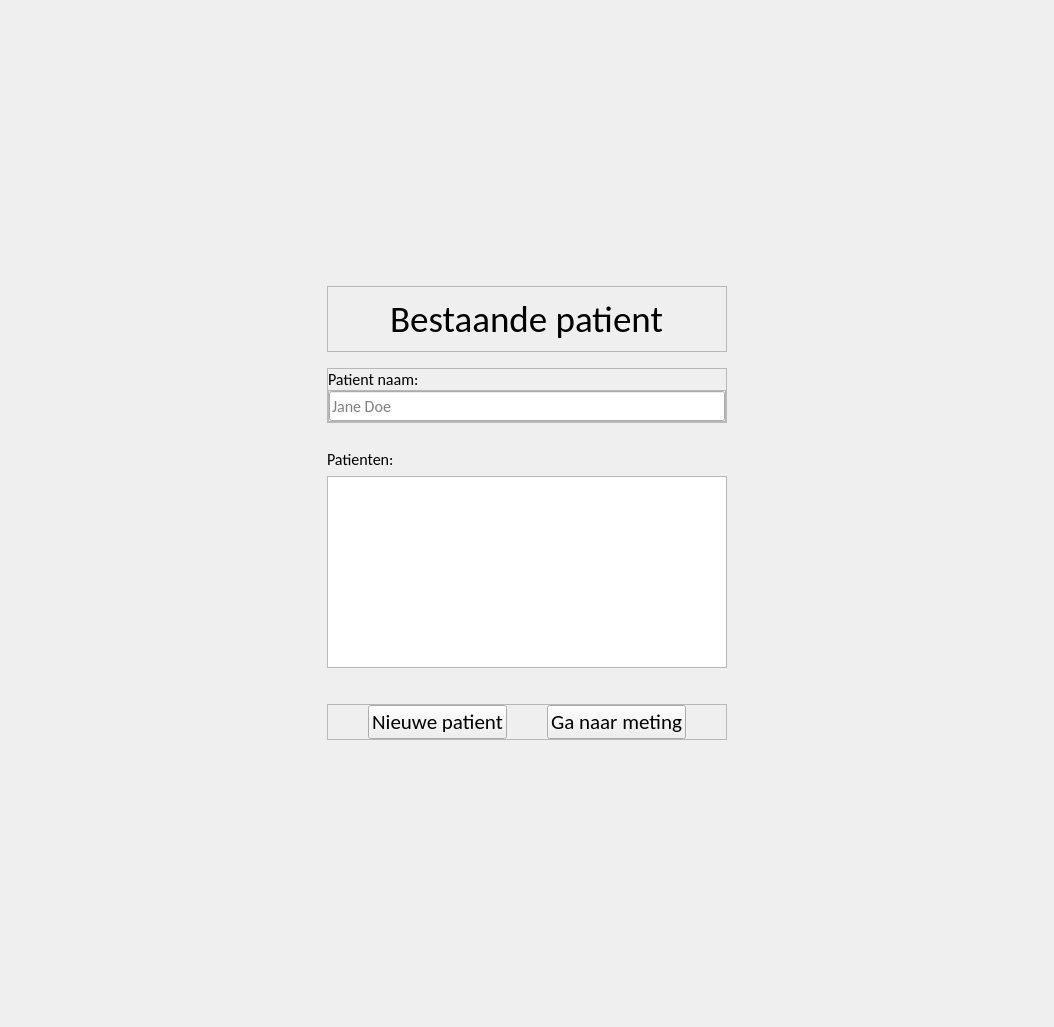
First picture: the form in layout/patientSelect.ui, repository Baeshee/IPMEDTH-Frontend, before the edit.
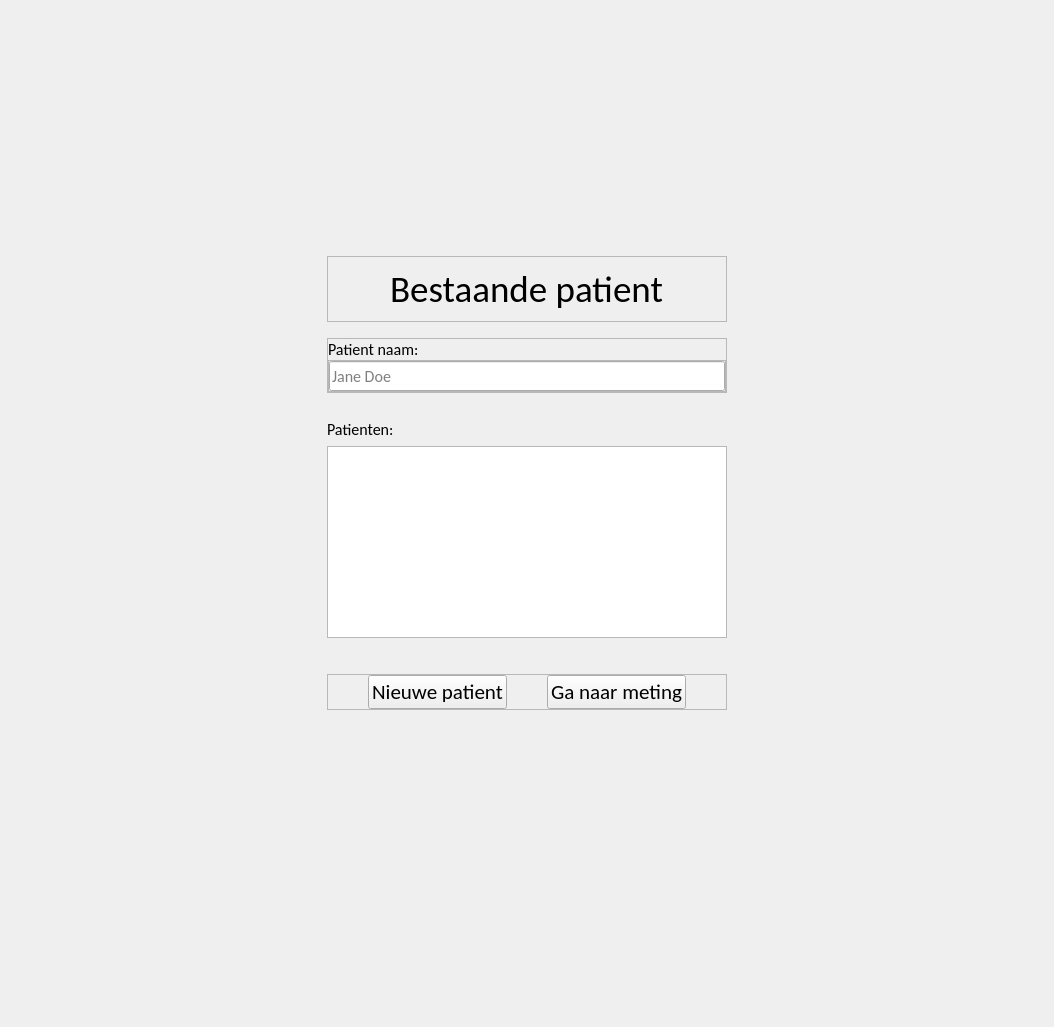
Second picture: the form after the edit.

Diff of the .ui file:
```diff
--- a/layout/patientSelect.ui
+++ b/layout/patientSelect.ui
@@ -104,7 +104,7 @@
                <string>Bestaande patient</string>
               </property>
               <property name="textFormat">
-               <enum>Qt::MarkdownText</enum>
+               <enum>Qt::PlainText</enum>
               </property>
               <property name="alignment">
                <set>Qt::AlignCenter</set>
@@ -411,6 +411,34 @@
            </layout>
           </widget>
          </item>
+         <item>
+          <spacer name="verticalSpacer_3">
+           <property name="orientation">
+            <enum>Qt::Vertical</enum>
+           </property>
+           <property name="sizeHint" stdset="0">
+            <size>
+             <width>20</width>
+             <height>40</height>
+            </size>
+           </property>
+          </spacer>
+         </item>
+         <item>
+          <widget class="QLabel" name="toast">
+           <property name="font">
+            <font>
+             <pointsize>10</pointsize>
+            </font>
+           </property>
+           <property name="text">
+            <string/>
+           </property>
+           <property name="alignment">
+            <set>Qt::AlignCenter</set>
+           </property>
+          </widget>
+         </item>
         </layout>
        </widget>
       </item>
```
